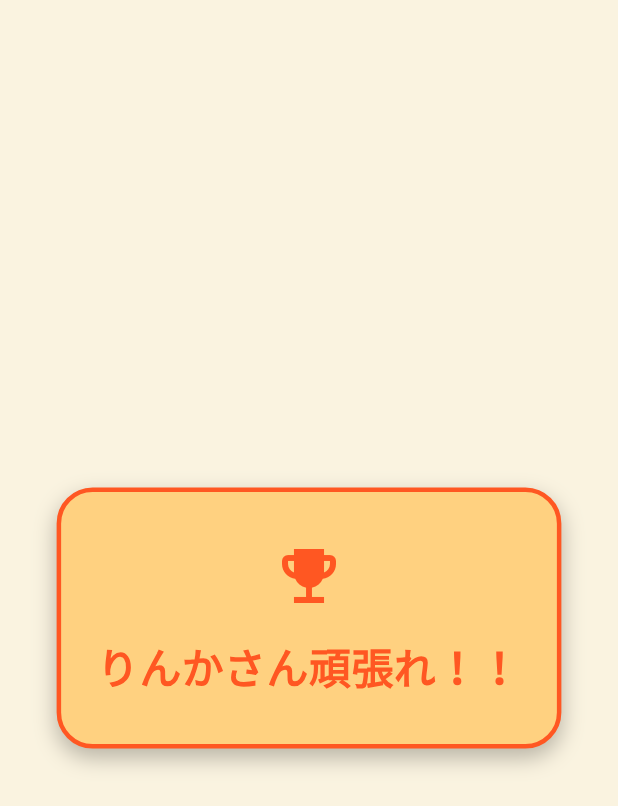
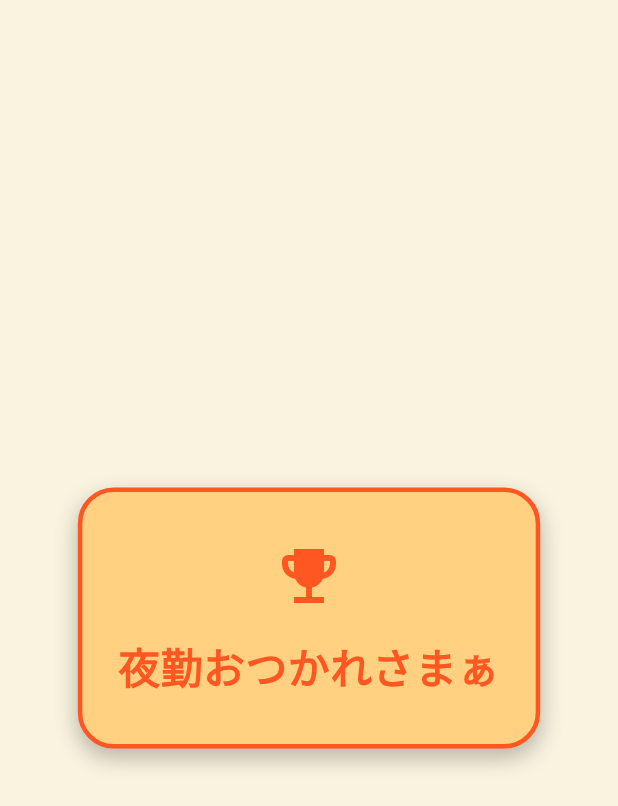
Before and after one commit to tohma0118/forAzure, a Flutter app: the screen it shows after launch, on a phone screen of 412 x 824 dp. Shown: the top 806 px of the screen. Run offline on Flutter 3.47's test engine with Material 3 defaults, Android fonts, the phone set to English and light mode, and no system bars; Roboto replaces fonts that are missing (Arial).

Commit message:
夜勤おつかれさまぁ

```diff
--- a/lib/main.dart
+++ b/lib/main.dart
@@ -54,7 +54,7 @@
           ),
           SizedBox(height: 16),
           Text(
-            'りんかさん頑張れ！！',
+            '夜勤おつかれさまぁ',
             style: TextStyle(
               fontSize: 28,
               fontWeight: FontWeight.bold,
```
